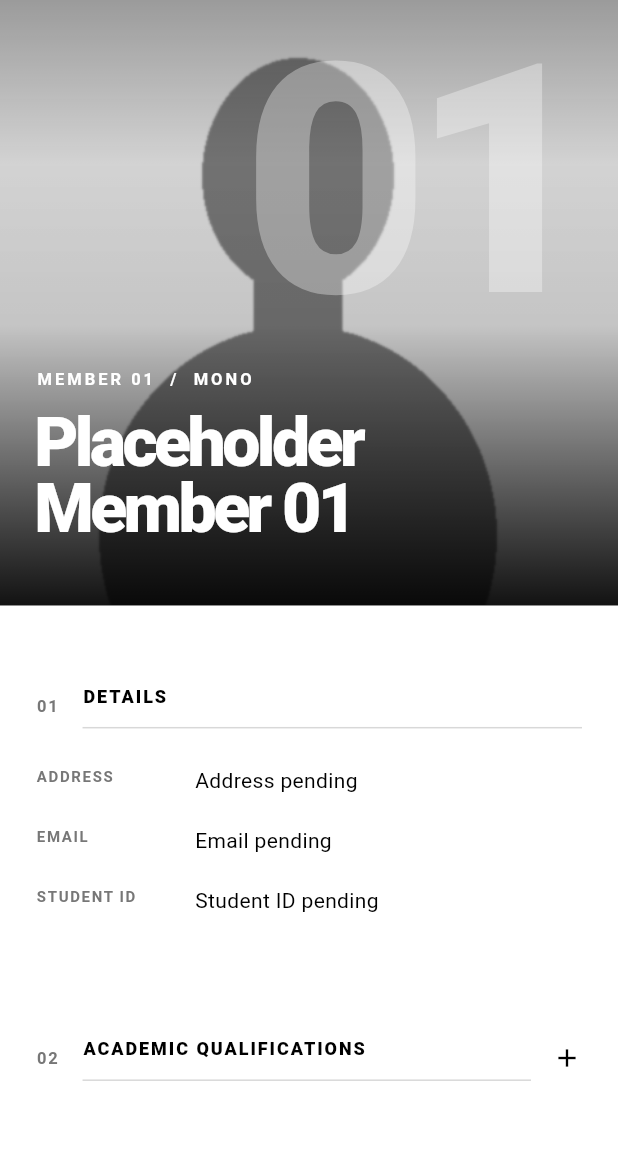
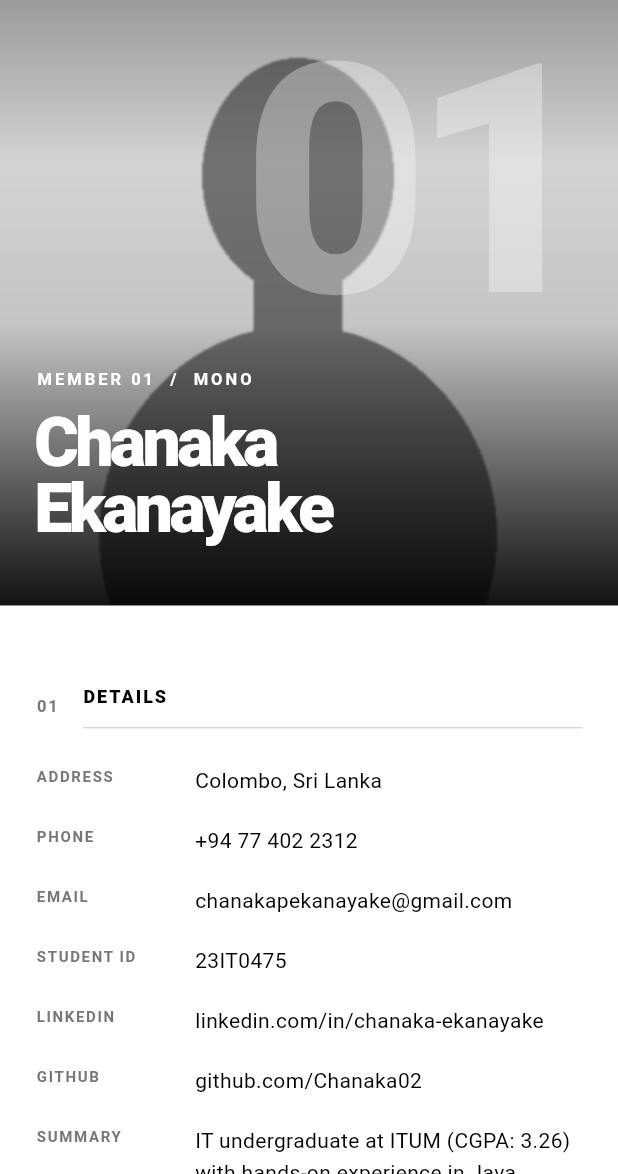
Before and after one commit to dinathsv/CA2-mobile-communication-group-profile-app-FLUTTER-2026, a Flutter app: the Member01Screen screen opened directly, on a phone screen of 412 x 824 dp, the part 62-1236 px from its top. Run offline on Flutter 3.47's test engine with Material 3 defaults, Android fonts, the phone set to English and light mode, and no system bars; our stand-ins replace firebase_auth, firebase_core; accounts and stored records are empty.

Commit message:
Add Chanaka's Member 01 profile details
Co-authored-by: Copilot <223556219+Copilot@users.noreply.github.com>

```diff
--- a/lib/features/members/member_01/member_01_screen.dart
+++ b/lib/features/members/member_01/member_01_screen.dart
@@ -5,14 +5,31 @@ import '../../../widgets/member_photo.dart';
 
 final member01Profile = MemberProfile(
   id: 'member_01',
-  fullName: 'Placeholder Member 01',
-  studentId: 'Student ID pending',
-  address: 'Address pending',
-  email: 'Email pending',
+  fullName: 'Chanaka Ekanayake',
+  studentId: '23IT0475',
+  address: 'Colombo, Sri Lanka',
+  email: 'chanakapekanayake@gmail.com',
   photoAsset: 'assets/members/member_01/portrait.png',
-  qualifications: const ['Qualifications pending'],
-  softSkills: const ['Soft skills pending'],
-  specialTalents: const ['Special talents pending'],
+  qualifications: const [
+    'National Diploma in Information Technology, Institute of Technology, University of Moratuwa (ITUM), 2025–Present | CGPA: 3.26',
+    'G.C.E. Advanced Level, St. Thomas’ College, Matale',
+    'From Relational Model (SQL) to MongoDB’s Document Model, MongoDB (Credly)',
+    'Getting Started with Docker, Simplilearn SkillUp',
+  ],
+  softSkills: const [
+    'Java 17 · Python · JavaScript (ES6+) · SQL',
+    'Spring Boot 3 · Spring Data JPA · Hibernate · REST APIs · DTOs',
+    'React · Node.js/Express · responsive layouts · form validation',
+    'MySQL · MongoDB · H2 · relational database design',
+    'scikit-learn · pandas · NumPy · Random Forest · clustering',
+    'Postman · Git · GitHub Actions · Docker · Docker Compose · Maven · npm',
+  ],
+  specialTalents: const [
+    'AI-Powered Smart Surplus Food Redistribution System — built REST APIs and React interfaces for food listings, reservations, ticketing, and notifications; added CSV bulk uploads and threshold-based food categorization.',
+    'Blog Management System — delivered 18 REST endpoints across 4 resources using Spring Boot, layered architecture, DTOs, validation, exception handling, and pagination.',
+    'Machine Learning Labs — trained a Random Forest on 289 patient records (84.5% test accuracy, approximately 0.84 F1); applied Ward hierarchical clustering and K-Means to customer segmentation.',
+    'Watchmark TV Series Tracker — integrated TMDB metadata and configured GitHub Actions CI, Dependabot, and Docker Compose.',
+  ],
   designName: 'MONO',
 );
 
@@ -207,8 +224,15 @@ class _Member01ScreenState extends State<Member01Screen>
         _sectionHeading('01', 'DETAILS'),
         const SizedBox(height: 25),
         _detailLine('ADDRESS', profile.address),
+        _detailLine('PHONE', '+94 77 402 2312'),
         _detailLine('EMAIL', profile.email),
         _detailLine('STUDENT ID', profile.studentId),
+        _detailLine('LINKEDIN', 'linkedin.com/in/chanaka-ekanayake'),
+        _detailLine('GITHUB', 'github.com/Chanaka02'),
+        _detailLine(
+          'SUMMARY',
+          'IT undergraduate at ITUM (CGPA: 3.26) with hands-on experience in Java, Spring Boot, React, and MySQL. Familiar with Spec-Driven Development (SDD), RESTful API design, layered architecture, and Docker; seeking a software engineering internship.',
+        ),
       ],
     );
   }
@@ -304,7 +328,7 @@ class _Member01ScreenState extends State<Member01Screen>
     return Column(
       crossAxisAlignment: CrossAxisAlignment.stretch,
       children: [
-        _sectionHeading('03', 'SOFT SKILLS'),
+        _sectionHeading('03', 'TECHNICAL SKILLS'),
         const SizedBox(height: 25),
         Wrap(
           spacing: 8,
@@ -343,7 +367,7 @@ class _Member01ScreenState extends State<Member01Screen>
     return Column(
       crossAxisAlignment: CrossAxisAlignment.stretch,
       children: [
-        _sectionHeading('04', 'SPECIAL TALENTS'),
+        _sectionHeading('04', 'PROJECT HIGHLIGHTS'),
         const SizedBox(height: 18),
         for (var index = 0; index < profile.specialTalents.length; index++)
           _talentLine(index + 1, profile.specialTalents[index]),
```
Also changed, not shown: 1 other file.
